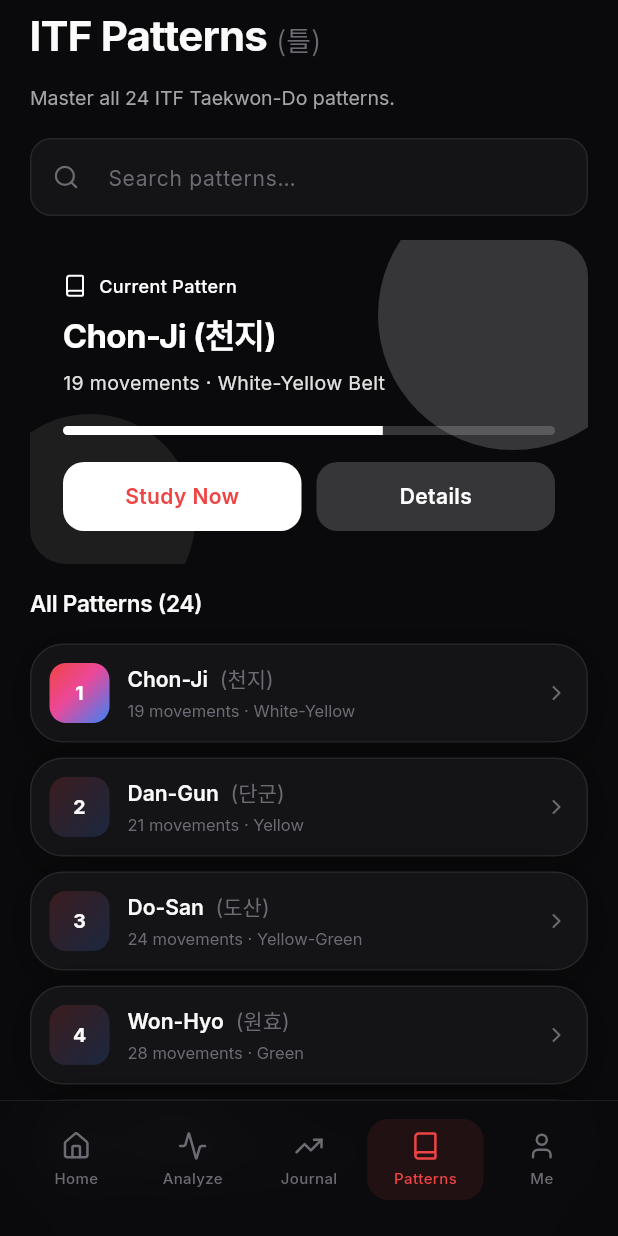
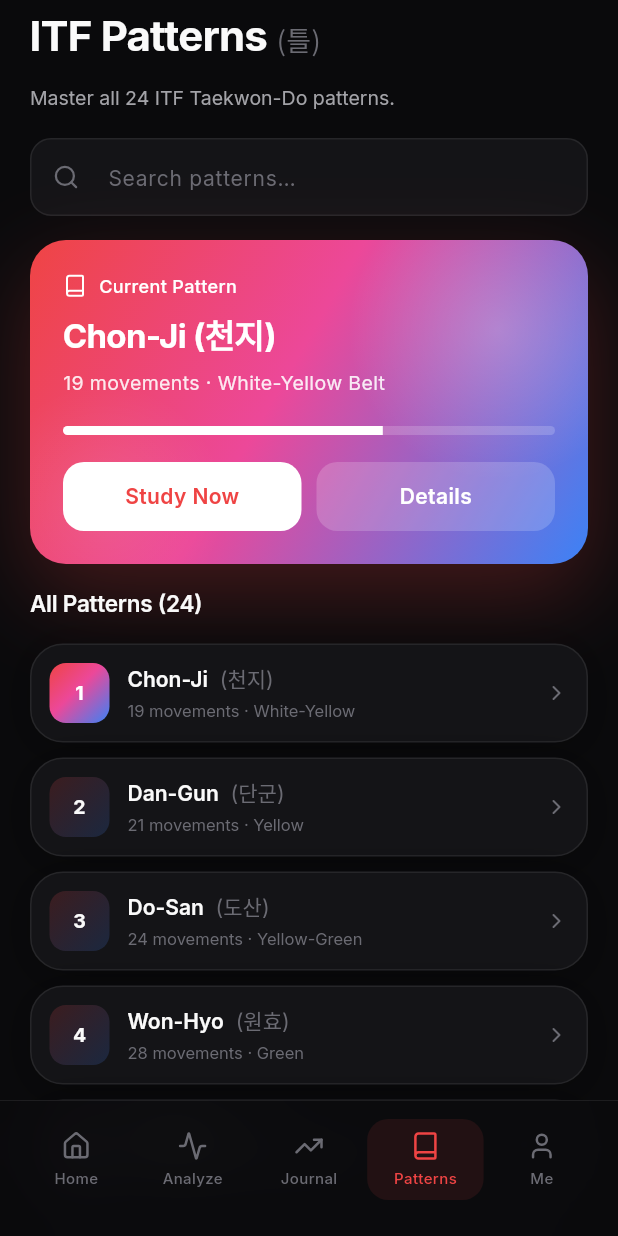
Before and after one commit to piney62/taekwon-design, a Flutter app: the PatternsMainScreen screen opened by its route, on a phone screen of 412 x 824 dp. Run offline on Flutter 3.47's test engine with Material 3 defaults, Android fonts, the phone set to English and light mode, and no system bars; our stand-ins replace dotted_border, flutter_riverpod, go_router, google_fonts, lucide_icons, qr_flutter and 1 more; accounts and stored records are empty.

Commit message:
Fix FeatureCard gradient collapsing to zero size
In a Stack, non-positioned children with neither child nor explicit
size collapse to 0×0. The gradient Container hit exactly that case,
so the Today's Focus card rendered as transparent black with two
hard-edged white discs (the blob decorations) floating in front of
nothing.

Wrap the gradient in Positioned.fill so it stretches to the size
determined by the Padding/content. Convert the solid-color blobs
into RadialGradient blooms — white center fading to transparent —
which produces the soft glow the design called for without needing
a BackdropFilter.

Also lifts the boxShadow up to a parent DecoratedBox so it casts
properly outside the ClipRRect (the previous shadow was being
clipped along with the gradient).

```diff
--- a/app/lib/shared/widgets/feature_card.dart
+++ b/app/lib/shared/widgets/feature_card.dart
@@ -36,27 +36,32 @@ class FeatureCard extends StatelessWidget {
   @override
   Widget build(BuildContext context) {
     final isDark = Theme.of(context).brightness == Brightness.dark;
-    return ClipRRect(
+    return DecoratedBox(
+      decoration: BoxDecoration(
+        borderRadius: TulRadius.brXl4,
+        boxShadow: isDark ? TulShadows.featureDark : TulShadows.featureLight,
+      ),
+      child: ClipRRect(
         borderRadius: TulRadius.brXl4,
         child: Stack(
           children: [
-          Container(
-            decoration: BoxDecoration(
-              gradient: TulGradients.brand,
-              borderRadius: TulRadius.brXl4,
-              boxShadow: isDark ? TulShadows.featureDark : TulShadows.featureLight,
+            // Gradient fills the whole card, sized by the content below.
+            const Positioned.fill(
+              child: DecoratedBox(
+                decoration: BoxDecoration(gradient: TulGradients.brand),
               ),
             ),
-          // Soft blurs (CSS::before / ::after)
+            // Soft white glows (CSS::before / ::after equivalents). RadialGradient
+            // gives a true fading bloom instead of a hard-edged disc.
             Positioned(
               top: -40,
               right: -40,
-            child: _Blob(size: 180, color: Colors.white.withValues(alpha: 0.18)),
+              child: _Bloom(size: 200, intensity: 0.22),
             ),
             Positioned(
               bottom: -40,
               left: -30,
-            child: _Blob(size: 140, color: Colors.white.withValues(alpha: 0.08)),
+              child: _Bloom(size: 160, intensity: 0.10),
             ),
             Padding(
               padding: const EdgeInsets.all(22),
@@ -142,15 +147,18 @@ class FeatureCard extends StatelessWidget {
             ),
           ],
         ),
+      ),
     );
   }
 }
 
-class _Blob extends StatelessWidget {
-  const _Blob({required this.size, required this.color});
+/// Soft radial bloom — white center fading to fully transparent.
+/// Mimics a Gaussian blur disc without needing a backdrop filter.
+class _Bloom extends StatelessWidget {
+  const _Bloom({required this.size, required this.intensity});
 
   final double size;
-  final Color color;
+  final double intensity;
 
   @override
   Widget build(BuildContext context) {
@@ -159,8 +167,14 @@ class _Blob extends StatelessWidget {
         width: size,
         height: size,
         decoration: BoxDecoration(
-          color: color,
           shape: BoxShape.circle,
+          gradient: RadialGradient(
+            colors: [
+              Colors.white.withValues(alpha: intensity),
+              Colors.white.withValues(alpha: 0),
+            ],
+            stops: const [0.0, 1.0],
+          ),
         ),
       ),
     );
```
Lines whose indentation alone changed are shown as unchanged.
